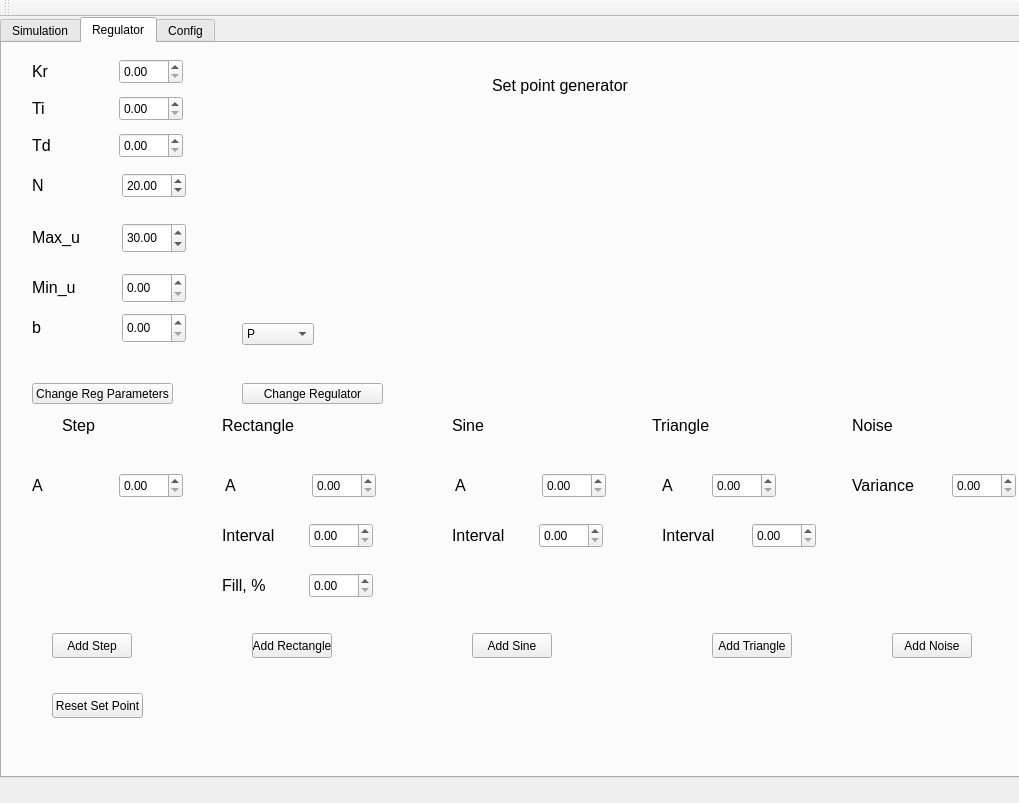
The window that mainwindow.ui (kajakIYD/PSS_Proj) describes before a commit, drawn with Qt 5.
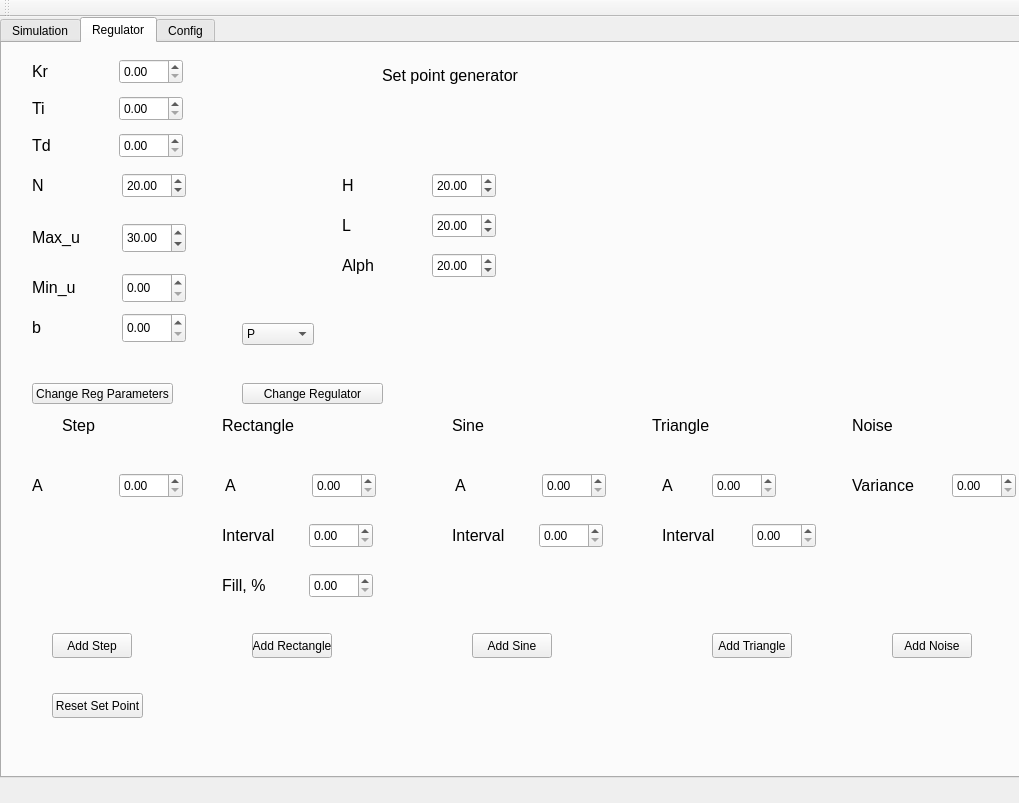
The same window after the commit. Custom widgets are drawn as their Qt base class.

What changed in the file:
```diff
--- a/mainwindow.ui
+++ b/mainwindow.ui
@@ -322,18 +322,18 @@
      <widget class="QCustomPlot" name="Plot1_2" native="true">
       <property name="geometry">
        <rect>
-        <x>500</x>
+        <x>600</x>
         <y>100</y>
-        <width>371</width>
-        <height>251</height>
+        <width>271</width>
+        <height>181</height>
        </rect>
       </property>
      </widget>
      <widget class="QLabel" name="label_14">
       <property name="geometry">
        <rect>
-        <x>490</x>
-        <y>30</y>
+        <x>380</x>
+        <y>20</y>
         <width>201</width>
         <height>24</height>
        </rect>
@@ -918,6 +918,99 @@
        <string>Reset Set Point</string>
       </property>
      </widget>
+     <widget class="QLabel" name="label_H">
+      <property name="geometry">
+       <rect>
+        <x>340</x>
+        <y>130</y>
+        <width>31</width>
+        <height>24</height>
+       </rect>
+      </property>
+      <property name="font">
+       <font>
+        <pointsize>12</pointsize>
+       </font>
+      </property>
+      <property name="text">
+       <string>H</string>
+      </property>
+     </widget>
+     <widget class="QDoubleSpinBox" name="w_changeH">
+      <property name="geometry">
+       <rect>
+        <x>430</x>
+        <y>130</y>
+        <width>64</width>
+        <height>25</height>
+       </rect>
+      </property>
+      <property name="value">
+       <double>20.000000000000000</double>
+      </property>
+     </widget>
+     <widget class="QLabel" name="label_L">
+      <property name="geometry">
+       <rect>
+        <x>340</x>
+        <y>170</y>
+        <width>31</width>
+        <height>24</height>
+       </rect>
+      </property>
+      <property name="font">
+       <font>
+        <pointsize>12</pointsize>
+       </font>
+      </property>
+      <property name="text">
+       <string>L</string>
+      </property>
+     </widget>
+     <widget class="QDoubleSpinBox" name="w_changeL">
+      <property name="geometry">
+       <rect>
+        <x>430</x>
+        <y>170</y>
+        <width>64</width>
+        <height>25</height>
+       </rect>
+      </property>
+      <property name="value">
+       <double>20.000000000000000</double>
+      </property>
+     </widget>
+     <widget class="QLabel" name="label_23">
+      <property name="geometry">
+       <rect>
+        <x>340</x>
+        <y>210</y>
+        <width>31</width>
+        <height>24</height>
+       </rect>
+      </property>
+      <property name="font">
+       <font>
+        <pointsize>12</pointsize>
+       </font>
+      </property>
+      <property name="text">
+       <string>Alpha</string>
+      </property>
+     </widget>
+     <widget class="QDoubleSpinBox" name="w_changeAlpha">
+      <property name="geometry">
+       <rect>
+        <x>430</x>
+        <y>210</y>
+        <width>64</width>
+        <height>25</height>
+       </rect>
+      </property>
+      <property name="value">
+       <double>20.000000000000000</double>
+      </property>
+     </widget>
     </widget>
     <widget class="QWidget" name="tab_2">
      <attribute name="title">
```
Left out of the diff: 2 changed lines with no effect on the pictures.
